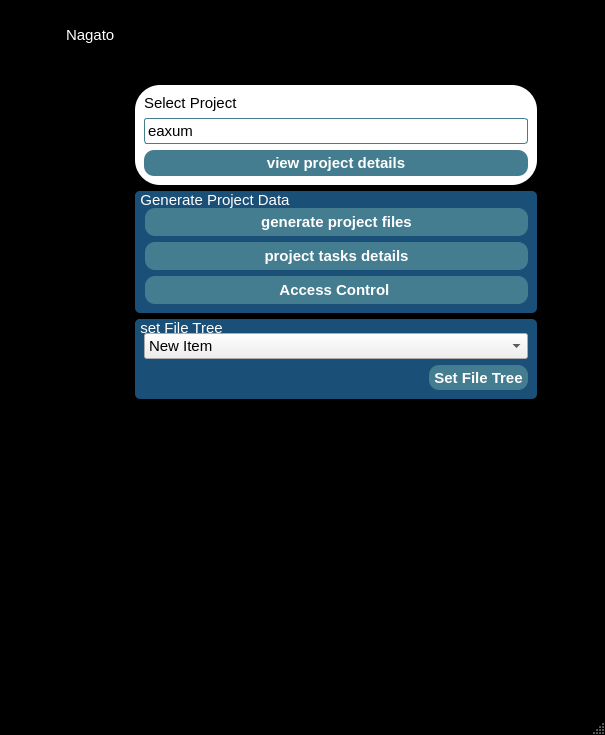
First picture: the form in genesis.ui, repository Aderemi-Adesada/GENESIS, before the edit.
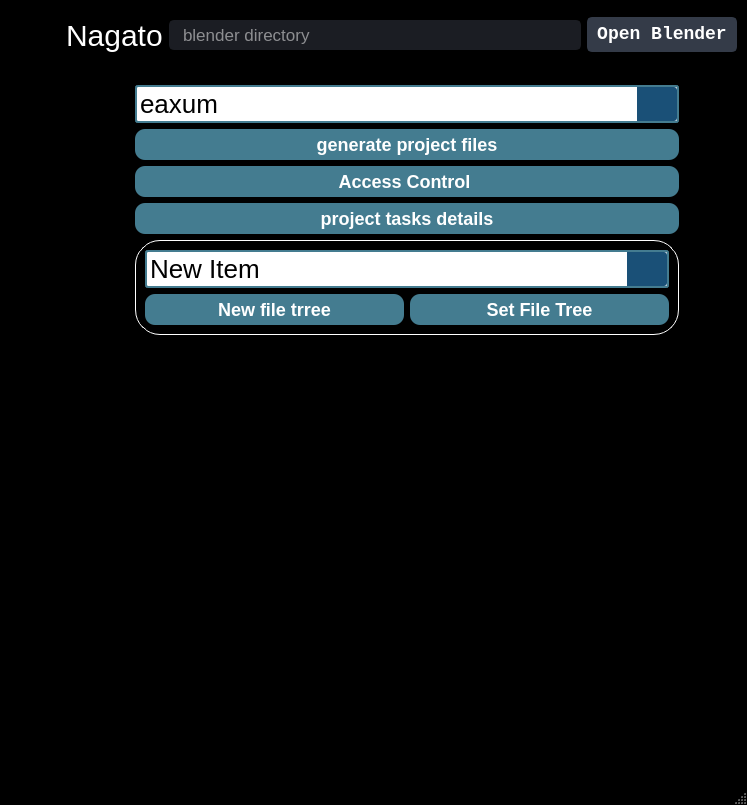
Second picture: the form after the edit. Icons and pictures are not drawn.

Diff of the .ui file:
```diff
--- a/genesis.ui
+++ b/genesis.ui
@@ -6,8 +6,8 @@
    <rect>
     <x>0</x>
     <y>0</y>
-    <width>605</width>
-    <height>735</height>
+    <width>747</width>
+    <height>805</height>
    </rect>
   </property>
   <property name="minimumSize">
@@ -40,6 +40,12 @@
 color: white;
 }
 
+#frame{
+	border-width: 1px;
+    border-style: solid;
+    border-color: white;
+	border-radius: 25px;
+}
 
 #login_text{
 background-color:transparent;
@@ -55,9 +61,17 @@
 border-radius: 25px;
 }
 
+#wrapper_2{
+background: black;
+border-radius: 25px;
+}
+
 #project_page{
 background: url(:/img/img/bg_1.png);
 }
+#settings_page{
+background: url(:/img/img/bg_1.png);
+}
 
 QLineEdit{
 font-size:17px;
@@ -77,7 +91,7 @@
 {
 	background-color: rgb(68, 124, 144);
 	color: #fff;
-	font-size: 15px;
+	font-size: 18px;
 	font-weight: bold;
 	border: none;
 	border-radius: 10px;
@@ -107,6 +121,7 @@
 }
 
 QGroupBox {
+	font-size: 24px;
     background-color: rgb(26, 80, 119);
     border: none;
     border-radius: 5px;
@@ -118,10 +133,70 @@
     subcontrol-origin: margin;
     subcontrol-position: top left; /* position at the top center */
     padding: 0 3px;
-    background-color: rgb(26, 80, 119);
+    background-color:  rgb(26, 80, 119);
 	border-radius: 5px;
 }
-</string>
+
+
+
+
+QComboBox {
+	color:white;
+ 	background-color:  rgb(26, 80, 119);
+	selection-background-color: #111;
+	selection-color: blue;
+	font-size: 26px;
+    border: 2px solid rgb(68, 124, 144);
+    border-radius: 3px;
+    padding: 1px 18px 1px 3px;
+}
+QComboBox:on { /* shift the text when the popup opens */
+	background-color:  white;
+    padding-top: 3px;
+    padding-left: 4px;
+}
+
+QComboBox::drop-down {
+	background-color:  rgb(26, 80, 119);
+    subcontrol-origin: padding;
+    subcontrol-position: top right;
+    width: 40px;
+    border-left-width: 0px;
+    border-top-right-radius: 3px;
+    border-bottom-right-radius: 3px;
+}
+
+QComboBox::down-arrow {
+    image: url(:/icons/icons/black/cil-arrow-circle-bottom.png) ;
+}
+
+QComboBox::down-arrow:on { /* shift the arrow when popup is open */
+    top: 1px;
+    left: 1px;
+}
+
+QComboBox:editable {
+    background: white;
+	font-color: white;
+}
+
+QComboBox:!editable, QComboBox::drop-down:editable {
+    background: white;
+	color: black
+}
+
+/* QComboBox gets the &quot;on&quot; state when the popup is open */
+QComboBox:!editable:on, QComboBox::drop-down:editable:on {
+    background: white;
+}
+
+QComboBox QAbstractItemView
+{
+border: 2px solid darkgray;
+color: black;
+background-color:white;
+selection-background-color: rgb(26, 80, 119)
+}</string>
   </property>
   <widget class="QWidget" name="centralwidget">
    <layout class="QVBoxLayout" name="verticalLayout_4">
@@ -204,14 +279,82 @@
           </size>
          </property>
          <property name="styleSheet">
-          <string notr="true">color: white
-</string>
+          <string notr="true">color: white;
+font-size:30px;</string>
          </property>
          <property name="text">
           <string>Nagato</string>
          </property>
         </widget>
        </item>
+       <item>
+        <widget class="QLineEdit" name="lineEdit">
+         <property name="minimumSize">
+          <size>
+           <width>0</width>
+           <height>30</height>
+          </size>
+         </property>
+         <property name="styleSheet">
+          <string notr="true">QLineEdit {
+	background-color: rgb(27, 29, 35);
+	border-radius: 5px;
+	border: 2px solid rgb(27, 29, 35);
+	padding-left: 10px;
+}
+QLineEdit:hover {
+	border: 2px solid rgb(64, 71, 88);
+}
+QLineEdit:focus {
+	border: 2px solid rgb(91, 101, 124);
+}</string>
+         </property>
+         <property name="placeholderText">
+          <string>blender directory</string>
+         </property>
+        </widget>
+       </item>
+       <item>
+        <widget class="QPushButton" name="open_blender">
+         <property name="minimumSize">
+          <size>
+           <width>150</width>
+           <height>30</height>
+          </size>
+         </property>
+         <property name="font">
+          <font>
+           <family>Consolas</family>
+           <pointsize>-1</pointsize>
+           <weight>75</weight>
+           <italic>false</italic>
+           <bold>true</bold>
+          </font>
+         </property>
+         <property name="styleSheet">
+          <string notr="true">QPushButton {
+	border: 2px solid rgb(52, 59, 72);
+	border-radius: 5px;	
+	background-color: rgb(52, 59, 72);
+}
+QPushButton:hover {
+	background-color: rgb(57, 65, 80);
+	border: 2px solid rgb(61, 70, 86);
+}
+QPushButton:pressed {	
+	background-color: rgb(35, 40, 49);
+	border: 2px solid rgb(43, 50, 61);
+}</string>
+         </property>
+         <property name="text">
+          <string>Open Blender</string>
+         </property>
+         <property name="icon">
+          <iconset>
+           <normaloff>:/16x16/icons/16x16/cil-folder-open.png</normaloff>:/16x16/icons/16x16/cil-folder-open.png</iconset>
+         </property>
+        </widget>
+       </item>
       </layout>
      </widget>
     </item>
@@ -341,31 +484,87 @@
              <enum>QFrame::Raised</enum>
             </property>
             <layout class="QGridLayout" name="gridLayout_3">
-             <item row="2" column="0">
-              <widget class="QGroupBox" name="groupBox_4">
+             <item row="0" column="0">
+              <widget class="QComboBox" name="project_select">
                <property name="minimumSize">
                 <size>
                  <width>0</width>
-                 <height>0</height>
+                 <height>35</height>
                 </size>
                </property>
-               <property name="maximumSize">
+               <property name="styleSheet">
+                <string notr="true"/>
+               </property>
+               <property name="iconSize">
                 <size>
-                 <width>100000</width>
-                 <height>80</height>
+                 <width>20</width>
+                 <height>20</height>
                 </size>
                </property>
-               <property name="title">
-                <string>set File Tree</string>
-               </property>
-               <layout class="QVBoxLayout" name="verticalLayout_5">
-                <property name="leftMargin">
-                 <number>9</number>
+               <item>
+                <property name="text">
+                 <string>eaxum</string>
                 </property>
-                <property name="topMargin">
-                 <number>14</number>
+               </item>
+               <item>
+                <property name="text">
+                 <string>kitsu</string>
                 </property>
-                <item>
+               </item>
+              </widget>
+             </item>
+             <item row="4" column="0">
+              <widget class="QPushButton" name="pushButton_4">
+               <property name="text">
+                <string>project tasks details</string>
+               </property>
+               <property name="icon">
+                <iconset resource="resources.qrc">
+                 <normaloff>:/icons/icons/24x24/cil-task.png</normaloff>:/icons/icons/24x24/cil-task.png</iconset>
+               </property>
+              </widget>
+             </item>
+             <item row="3" column="0">
+              <widget class="QPushButton" name="pushButton_5">
+               <property name="text">
+                <string>Access Control </string>
+               </property>
+               <property name="icon">
+                <iconset resource="resources.qrc">
+                 <normaloff>:/icons/icons/24x24/cil-lock-unlocked.png</normaloff>:/icons/icons/24x24/cil-lock-unlocked.png</iconset>
+               </property>
+              </widget>
+             </item>
+             <item row="2" column="0">
+              <widget class="QPushButton" name="gen_project_files">
+               <property name="enabled">
+                <bool>true</bool>
+               </property>
+               <property name="layoutDirection">
+                <enum>Qt::LeftToRight</enum>
+               </property>
+               <property name="text">
+                <string>generate project files</string>
+               </property>
+               <property name="icon">
+                <iconset resource="resources.qrc">
+                 <normaloff>:/icons/icons/24x24/cil-folder.png</normaloff>:/icons/icons/24x24/cil-folder.png</iconset>
+               </property>
+              </widget>
+             </item>
+             <item row="6" column="0">
+              <widget class="QFrame" name="frame">
+               <property name="styleSheet">
+                <string notr="true"/>
+               </property>
+               <property name="frameShape">
+                <enum>QFrame::StyledPanel</enum>
+               </property>
+               <property name="frameShadow">
+                <enum>QFrame::Raised</enum>
+               </property>
+               <layout class="QGridLayout" name="gridLayout_2">
+                <item row="0" column="0">
                  <layout class="QVBoxLayout" name="verticalLayout_6">
                   <item>
                    <widget class="QComboBox" name="comboBox_4">
@@ -387,17 +586,11 @@
                      <enum>QLayout::SetDefaultConstraint</enum>
                     </property>
                     <item>
-                     <spacer name="horizontalSpacer">
-                      <property name="orientation">
-                       <enum>Qt::Horizontal</enum>
+                     <widget class="QPushButton" name="pushButton_10">
+                      <property name="text">
+                       <string>New file trree</string>
                       </property>
-                      <property name="sizeHint" stdset="0">
-                       <size>
-                        <width>40</width>
-                        <height>10</height>
-                       </size>
-                      </property>
-                     </spacer>
+                     </widget>
                     </item>
                     <item>
                      <widget class="QPushButton" name="pushButton_8">
@@ -413,157 +606,7 @@
                </layout>
               </widget>
              </item>
-             <item row="1" column="0">
-              <widget class="QGroupBox" name="groupBox">
-               <property name="maximumSize">
-                <size>
-                 <width>100000</width>
-                 <height>130</height>
-                </size>
-               </property>
-               <property name="styleSheet">
-                <string notr="true"/>
-               </property>
-               <property name="title">
-                <string>Generate Project Data</string>
-               </property>
-               <layout class="QGridLayout" name="gridLayout_2">
-                <property name="leftMargin">
-                 <number>10</number>
-                </property>
-                <property name="topMargin">
-                 <number>17</number>
-                </property>
-                <property name="verticalSpacing">
-                 <number>6</number>
-                </property>
-                <item row="2" column="1">
-                 <widget class="QPushButton" name="pushButton_2">
-                  <property name="text">
-                   <string>generate project files</string>
-                  </property>
-                 </widget>
-                </item>
-                <item row="3" column="1">
-                 <widget class="QPushButton" name="pushButton_4">
-                  <property name="text">
-                   <string>project tasks details</string>
-                  </property>
-                 </widget>
-                </item>
-                <item row="4" column="1">
-                 <widget class="QPushButton" name="pushButton_5">
-                  <property name="text">
-                   <string>Access Control </string>
-                  </property>
-                 </widget>
-                </item>
-               </layout>
-              </widget>
-             </item>
-             <item row="0" column="0">
-              <widget class="QFrame" name="frame_2">
-               <property name="maximumSize">
-                <size>
-                 <width>100000</width>
-                 <height>100</height>
-                </size>
-               </property>
-               <property name="styleSheet">
-                <string notr="true">QFrame
-{
-background-color: white;
-border-radius: 25px;
-	
-}</string>
-               </property>
-               <property name="frameShape">
-                <enum>QFrame::StyledPanel</enum>
-               </property>
-               <property name="frameShadow">
-                <enum>QFrame::Raised</enum>
-               </property>
-               <layout class="QVBoxLayout" name="verticalLayout_2">
-                <item>
-                 <widget class="QLabel" name="label">
-                  <property name="maximumSize">
-                   <size>
-                    <width>16777215</width>
-                    <height>20</height>
-                   </size>
-                  </property>
-                  <property name="styleSheet">
-                   <string notr="true">color: black</string>
-                  </property>
-                  <property name="text">
-                   <string>Select Project</string>
-                  </property>
-                 </widget>
-                </item>
-                <item>
-                 <widget class="QComboBox" name="comboBox">
-                  <property name="minimumSize">
-                   <size>
-                    <width>131</width>
-                    <height>26</height>
-                   </size>
-                  </property>
-                  <property name="styleSheet">
-                   <string notr="true">QComboBox {
-    border: 1px solid rgb(68, 124, 144);
-    border-radius: 3px;
-    padding: 1px 18px 1px 3px;
-    min-width: 6em;
-}
-QComboBox:on { /* shift the text when the popup opens */
-    padding-top: 3px;
-    padding-left: 4px;
-}
-
-QComboBox::drop-down {
-    subcontrol-origin: padding;
-    subcontrol-position: top right;
-    width: 25px;
-    border-left-width: 0px;
-    border-left-color: darkgray;
-    border-left-style: solid; /* just a single line */
-    border-top-right-radius: 3px; /* same radius as the QComboBox */
-    border-bottom-right-radius: 3px;
-}
-
-QComboBox::down-arrow {
-    image: url(:/icons/icons/24x24/cil-arrow-circle-bottom.png);
-	 padding: 3px 10px 3px 3px;
-}
-
-QComboBox::down-arrow:on { /* shift the arrow when popup is open */
-    top: 1px;
-    left: 1px;
-}</string>
-                  </property>
-                  <item>
-                   <property name="text">
-                    <string>eaxum</string>
-                   </property>
-                  </item>
-                  <item>
-                   <property name="text">
-                    <string>kitsu</string>
-                   </property>
-                  </item>
-                 </widget>
-                </item>
-                <item>
-                 <widget class="QPushButton" name="pushButton">
-                  <property name="text">
-                   <string>view project details</string>
-                  </property>
-                 </widget>
-                </item>
-               </layout>
-              </widget>
-             </item>
-             <item row="3" column="0">
+             <item row="7" column="0">
               <spacer name="verticalSpacer">
                <property name="orientation">
                 <enum>Qt::Vertical</enum>
@@ -582,138 +625,45 @@
          </layout>
         </widget>
         <widget class="QWidget" name="settings_page">
-         <layout class="QVBoxLayout" name="verticalLayout_3">
-          <item>
-           <layout class="QHBoxLayout" name="horizontalLayout">
-            <item>
-             <widget class="QLineEdit" name="lineEdit">
-              <property name="minimumSize">
-               <size>
-                <width>0</width>
-                <height>30</height>
-               </size>
-              </property>
-              <property name="styleSheet">
-               <string notr="true">QLineEdit {
-	background-color: rgb(27, 29, 35);
-	border-radius: 5px;
-	border: 2px solid rgb(27, 29, 35);
-	padding-left: 10px;
-}
-QLineEdit:hover {
-	border: 2px solid rgb(64, 71, 88);
-}
-QLineEdit:focus {
-	border: 2px solid rgb(91, 101, 124);
-}</string>
-              </property>
-              <property name="placeholderText">
-               <string>blender directory</string>
-              </property>
-             </widget>
-            </item>
-            <item>
-             <widget class="QPushButton" name="open_blender">
-              <property name="minimumSize">
-               <size>
-                <width>150</width>
-                <height>30</height>
-               </size>
-              </property>
-              <property name="font">
-               <font>
-                <family>Consolas</family>
-                <pointsize>-1</pointsize>
-                <weight>75</weight>
-                <italic>false</italic>
-                <bold>true</bold>
-               </font>
-              </property>
-              <property name="styleSheet">
-               <string notr="true">QPushButton {
-	border: 2px solid rgb(52, 59, 72);
-	border-radius: 5px;	
-	background-color: rgb(52, 59, 72);
-}
-QPushButton:hover {
-	background-color: rgb(57, 65, 80);
-	border: 2px solid rgb(61, 70, 86);
-}
-QPushButton:pressed {	
-	background-color: rgb(35, 40, 49);
-	border: 2px solid rgb(43, 50, 61);
-}</string>
-              </property>
-              <property name="text">
-               <string>Open Blender</string>
-              </property>
-              <property name="icon">
-               <iconset>
-                <normaloff>:/16x16/icons/16x16/cil-folder-open.png</normaloff>:/16x16/icons/16x16/cil-folder-open.png</iconset>
-              </property>
-             </widget>
-            </item>
-           </layout>
-          </item>
-          <item>
-           <widget class="QGroupBox" name="groupBox_3">
+         <layout class="QGridLayout" name="gridLayout_5">
+          <property name="leftMargin">
+           <number>50</number>
+          </property>
+          <property name="rightMargin">
+           <number>50</number>
+          </property>
+          <item row="0" column="0">
+           <widget class="QFrame" name="wrapper_2">
             <property name="maximumSize">
              <size>
               <width>16777215</width>
-              <height>400</height>
+              <height>16777215</height>
              </size>
             </property>
-            <property name="title">
-             <string>Create File Tree</string>
+            <property name="styleSheet">
+             <string notr="true"/>
             </property>
-            <layout class="QVBoxLayout" name="verticalLayout">
-             <property name="topMargin">
-              <number>15</number>
-             </property>
-             <item>
-              <widget class="QTextEdit" name="textEdit_2">
+            <property name="frameShape">
+             <enum>QFrame::StyledPanel</enum>
+            </property>
+            <property name="frameShadow">
+             <enum>QFrame::Raised</enum>
+            </property>
+            <layout class="QGridLayout" name="gridLayout_4">
+             <item row="0" column="0">
+              <widget class="QLabel" name="label">
                <property name="styleSheet">
-                <string notr="true">background: white</string>
+                <string notr="true">color:white;
+font-size:50px</string>
                </property>
-              </widget>
-             </item>
-             <item>
-              <widget class="QPushButton" name="pushButton_9">
                <property name="text">
-                <string>Save File Tree</string>
+                <string>under construction</string>
                </property>
               </widget>
              </item>
             </layout>
            </widget>
           </item>
-          <item>
-           <widget class="QGroupBox" name="groupBox_2">
-            <property name="minimumSize">
-             <size>
-              <width>0</width>
-              <height>70</height>
-             </size>
-            </property>
-            <property name="title">
-             <string>GroupBox</string>
-            </property>
-            <layout class="QVBoxLayout" name="verticalLayout_7"/>
-           </widget>
-          </item>
-          <item>
-           <spacer name="verticalSpacer_2">
-            <property name="orientation">
-             <enum>Qt::Vertical</enum>
-            </property>
-            <property name="sizeHint" stdset="0">
-             <size>
-              <width>20</width>
-              <height>40</height>
-             </size>
-            </property>
-           </spacer>
-          </item>
          </layout>
         </widget>
        </widget>
@@ -727,7 +677,7 @@
     <rect>
      <x>0</x>
      <y>0</y>
-     <width>605</width>
+     <width>747</width>
      <height>23</height>
     </rect>
    </property>
```
